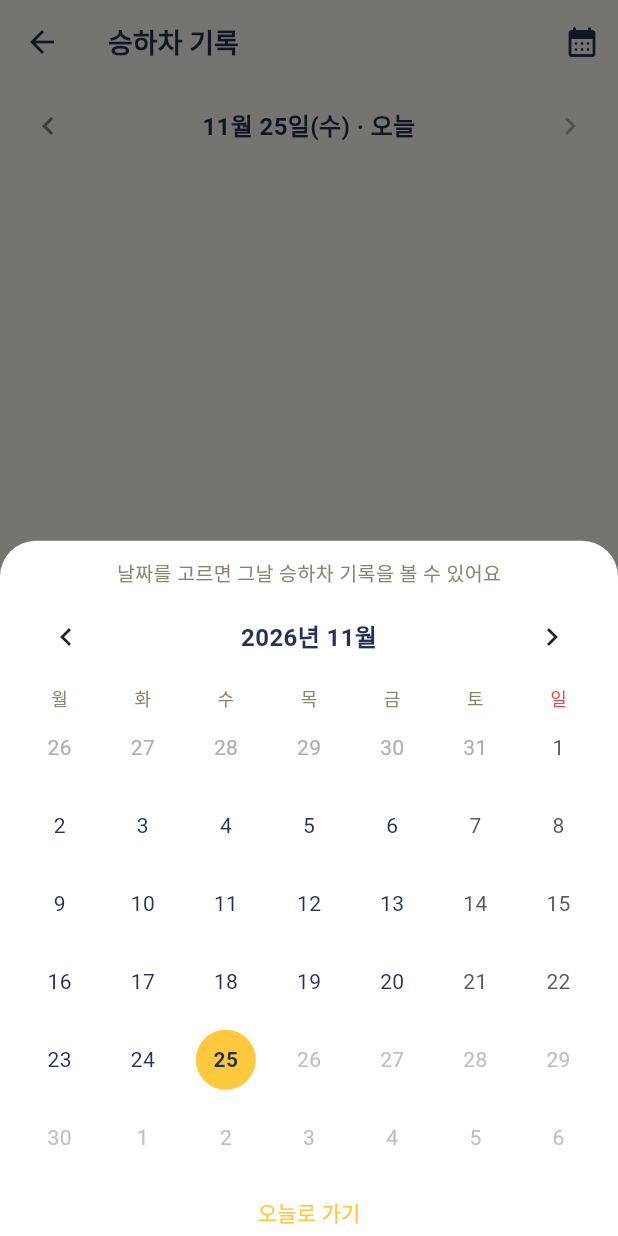
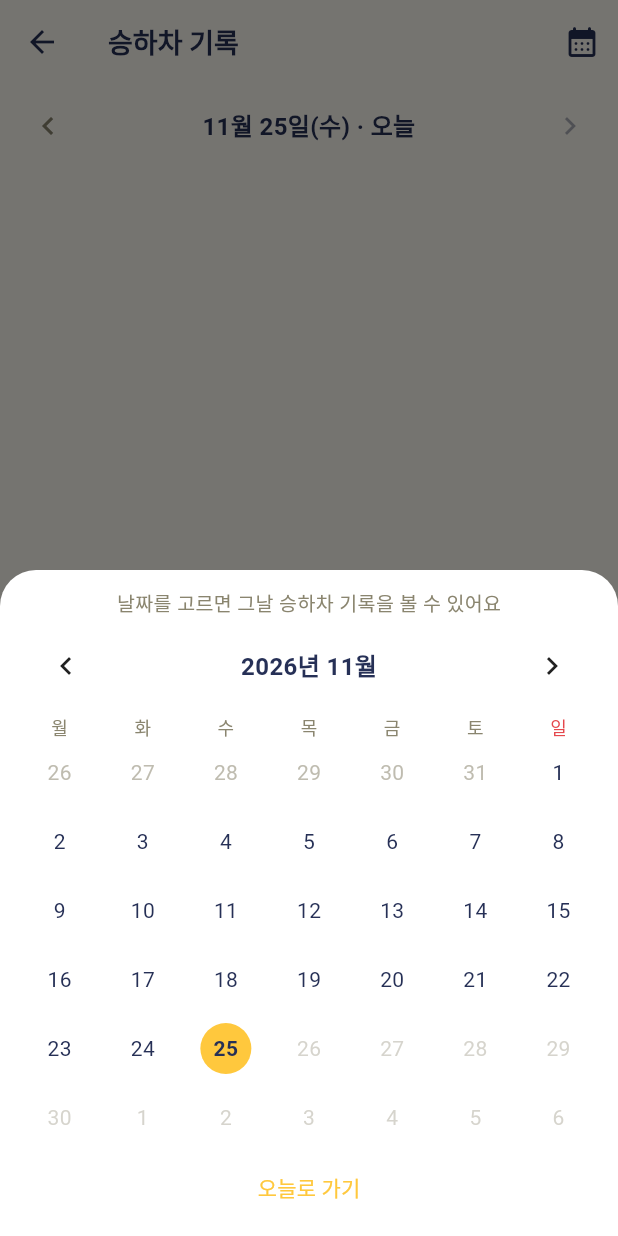
Before and after one commit to hjiwoong/final_project_app, a Flutter app: the ParentTripAttendanceScreen screen opened directly, after a tap on the "calendar month" icon, on a phone screen of 412 x 824 dp. Run offline on Flutter 3.47's test engine with Material 3 defaults, Android fonts, the phone set to English and light mode, and no system bars; drawn by our look-alikes of table_calendar; our stand-ins replace dio, file_picker, firebase_auth, firebase_core, firebase_messaging, flutter_secure_storage and 6 more; missing offline and left inert: flutter_naver_map, syncfusion_flutter_pdfviewer; accounts and stored records are empty; network calls fail.

Commit message:
fix: 다크모드 미적용 화면 수정, 승하차·출결 달력 표시 오류 수정
- 다크모드: 홈, 알림, 승하차 기록, 출결, AI 채팅, 결석 신청 시트, 하단 탭바가
  라이트 전용 상수(AppColors.background/surface/border/textPrimary/
  textSecondary/info)를 직접 써서 테마를 바꿔도 밝게 그려지던 문제.
  AppPalette(light/dark) + context.appColors 를 추가해 테마 연동 색으로 교체.
  노란 primary 위 글자는 AppColors.onPrimary(남색)로 고정. 라이트 모드 색은 동일.
- 승하차 기록 달력: 바텀시트 기본 높이 제한(화면의 9/16) 때문에 6주짜리 달에서
  아래가 잘리고 overflow 경고가 뜨던 문제. isScrollControlled + 스크롤,
  sixWeekMonthsEnforced 적용, 날짜 글자색 다크모드 대응.
- 출석·결석 관리 달력: 처음 보는 달을 불러오는 동안 달력을 로딩 표시로 바꿔
  화면이 줄었다 늘어나던 문제. 달력은 유지하고 얇은 진행 막대/오류 줄만 표시.
  로딩·오류 상태를 달별로 추적해 빠르게 넘길 때 이전 달 응답이 현재 달 표시를
  덮어쓰지 않게 하고, 항상 6줄로 그려 아래 내용이 오르내리지 않게 함.

Co-Authored-By: Claude Opus 5.5 <noreply@anthropic.com>
Claude-Session: https://claude.ai/code/session_01DMy1sjUoPQ73Y1vEnHW9t3

```diff
--- a/lib/features/parent/parent_trip_screens.dart
+++ b/lib/features/parent/parent_trip_screens.dart
@@ -83,21 +83,25 @@ class _ParentTripAttendanceScreenState
     var focused = _date;
     final picked = await showModalBottomSheet<DateTime>(
       context: context,
-      backgroundColor: AppColors.surface,
+      // 기본 바텀시트는 화면 높이의 9/16까지만 커진다. 6주짜리 달(예: 2026년 8월)은
+      // 달력이 한 줄 더 길어져 아래가 잘리거나 overflow 경고가 떠서, 높이 제한을 풀고
+      // 그래도 작은 화면에서 넘치면 스크롤되게 한다.
+      isScrollControlled: true,
+      backgroundColor: context.appColors.surface,
       shape: const RoundedRectangleBorder(
         borderRadius: BorderRadius.vertical(top: Radius.circular(24)),
       ),
       builder: (context) => StatefulBuilder(
         builder: (context, setSheet) => SafeArea(
-          child: Padding(
+          child: SingleChildScrollView(
             padding: const EdgeInsets.fromLTRB(12, 12, 12, 8),
             child: Column(
               mainAxisSize: MainAxisSize.min,
               children: [
-                const Text(
+                Text(
                   '날짜를 고르면 그날 승하차 기록을 볼 수 있어요',
                   style: TextStyle(
-                    color: AppColors.textSecondary,
+                    color: context.appColors.textSecondary,
                     fontSize: 13,
                   ),
                 ),
@@ -108,6 +112,9 @@ class _ParentTripAttendanceScreenState
                   currentDay: today,
                   startingDayOfWeek: StartingDayOfWeek.monday,
                   calendarFormat: CalendarFormat.month,
+                  // 달마다 4~6주로 줄 수가 달라 시트 높이가 들쭉날쭉하지 않게 항상 6줄로 그린다.
+                  sixWeekMonthsEnforced: true,
+                  rowHeight: 46,
                   availableGestures: AvailableGestures.horizontalSwipe,
                   selectedDayPredicate: (day) => DateUtils.isSameDay(day, _date),
                   onDaySelected: (selected, _) =>
@@ -121,8 +128,8 @@ class _ParentTripAttendanceScreenState
                     headerTitleBuilder: (context, day) => Center(
                       child: Text(
                         '${day.year}년 ${day.month}월',
-                        style: const TextStyle(
-                          color: AppColors.textPrimary,
+                        style: TextStyle(
+                          color: context.appColors.textPrimary,
                           fontSize: 16,
                           fontWeight: FontWeight.w600,
                         ),
@@ -134,19 +141,35 @@ class _ParentTripAttendanceScreenState
                         style: TextStyle(
                           color: day.weekday == DateTime.sunday
                               ? AppColors.danger
-                              : AppColors.textSecondary,
+                              : context.appColors.textSecondary,
                           fontSize: 12,
                         ),
                       ),
                     ),
                   ),
                   calendarStyle: CalendarStyle(
+                    defaultTextStyle: TextStyle(
+                      color: context.appColors.textPrimary,
+                    ),
+                    weekendTextStyle: TextStyle(
+                      color: context.appColors.textPrimary,
+                    ),
+                    outsideTextStyle: TextStyle(
+                      color: context.appColors.textSecondary.withValues(
+                        alpha: 0.55,
+                      ),
+                    ),
+                    disabledTextStyle: TextStyle(
+                      color: context.appColors.textSecondary.withValues(
+                        alpha: 0.35,
+                      ),
+                    ),
                     todayDecoration: BoxDecoration(
                       color: AppColors.primary.withValues(alpha: 0.35),
                       shape: BoxShape.circle,
                     ),
-                    todayTextStyle: const TextStyle(
-                      color: AppColors.textPrimary,
+                    todayTextStyle: TextStyle(
+                      color: context.appColors.textPrimary,
                       fontWeight: FontWeight.bold,
                     ),
                     selectedDecoration: const BoxDecoration(
@@ -154,7 +177,7 @@ class _ParentTripAttendanceScreenState
                       shape: BoxShape.circle,
                     ),
                     selectedTextStyle: const TextStyle(
-                      color: AppColors.textPrimary,
+                      color: AppColors.onPrimary,
                       fontWeight: FontWeight.bold,
                     ),
                   ),
@@ -230,12 +253,12 @@ class _ParentTripAttendanceScreenState
         decoration: BoxDecoration(
           color: done
               ? AppColors.success.withValues(alpha: 0.10)
-              : AppColors.background,
+              : context.appColors.background,
           borderRadius: BorderRadius.circular(12),
           border: Border.all(
             color: done
                 ? AppColors.success.withValues(alpha: 0.35)
-                : AppColors.border,
+                : context.appColors.border,
           ),
         ),
         child: Row(
@@ -243,13 +266,13 @@ class _ParentTripAttendanceScreenState
             Icon(
               icon,
               size: 16,
-              color: done ? AppColors.success : AppColors.textSecondary,
+              color: done ? AppColors.success : context.appColors.textSecondary,
             ),
             const SizedBox(width: 4),
             Text(
               label,
-              style: const TextStyle(
-                color: AppColors.textSecondary,
+              style: TextStyle(
+                color: context.appColors.textSecondary,
                 fontSize: 12,
               ),
             ),
@@ -257,7 +280,7 @@ class _ParentTripAttendanceScreenState
             Text(
               done ? _time(time) : '--:--',
               style: TextStyle(
-                color: done ? AppColors.textPrimary : AppColors.textSecondary,
+                color: done ? context.appColors.textPrimary : context.appColors.textSecondary,
                 fontSize: 15,
                 fontWeight: FontWeight.bold,
               ),
@@ -281,11 +304,11 @@ class _ParentTripAttendanceScreenState
         child.tripId == null;
     return Card(
       elevation: 0,
-      color: AppColors.surface,
+      color: context.appColors.surface,
       margin: const EdgeInsets.only(bottom: 10),
       shape: RoundedRectangleBorder(
         borderRadius: BorderRadius.circular(16),
-        side: const BorderSide(color: AppColors.border),
+        side: BorderSide(color: context.appColors.border),
       ),
       child: Padding(
         padding: const EdgeInsets.all(14),
@@ -303,8 +326,8 @@ class _ParentTripAttendanceScreenState
                     ].join(' · '),
                     maxLines: 1,
                     overflow: TextOverflow.ellipsis,
-                    style: const TextStyle(
-                      color: AppColors.textPrimary,
+                    style: TextStyle(
+                      color: context.appColors.textPrimary,
                       fontSize: 15,
                       fontWeight: FontWeight.bold,
                     ),
@@ -333,20 +356,20 @@ class _ParentTripAttendanceScreenState
                 style: TextStyle(color: AppColors.danger, fontSize: 13),
               )
             else if (noTrip)
-              const Text(
+              Text(
                 '이 날은 운행 기록이 없어요',
-                style: TextStyle(color: AppColors.textSecondary, fontSize: 13),
+                style: TextStyle(color: context.appColors.textSecondary, fontSize: 13),
               )
             else
               Row(
                 children: [
                   _timeBox('승차', child.boardingConfirmedAt, Icons.login_rounded),
-                  const Padding(
+                  Padding(
                     padding: EdgeInsets.symmetric(horizontal: 6),
                     child: Icon(
                       Icons.arrow_forward_rounded,
                       size: 16,
-                      color: AppColors.textSecondary,
+                      color: context.appColors.textSecondary,
                     ),
                   ),
                   _timeBox('하차', child.alightingConfirmedAt, Icons.logout_rounded),
@@ -393,8 +416,8 @@ class _ParentTripAttendanceScreenState
                       child: Text(
                         _dateTitle,
                         textAlign: TextAlign.center,
-                        style: const TextStyle(
-                          color: AppColors.textPrimary,
+                        style: TextStyle(
+                          color: context.appColors.textPrimary,
                           fontSize: 16,
                           fontWeight: FontWeight.bold,
                         ),
--- a/lib/theme/app_colors.dart
+++ b/lib/theme/app_colors.dart
@@ -1,5 +1,11 @@
 import 'package:flutter/material.dart';
 
+/// 브랜드 고정 색상.
+///
+/// 주의: background / surface / border / textPrimary / textSecondary / info /
+/// splashBg 는 **라이트 모드 전용 값**이다. 화면 위젯에서는 이 상수 대신
+/// `context.appColors.xxx` 를 써야 다크모드에서도 올바른 색이 나온다.
+/// (primary / primaryDark / accent / danger / success 같은 강조색은 그대로 써도 된다.)
 class AppColors {
   static const primary = Color(0xFFFFC83D);
   static const primaryDark = Color(0xFFE3A526);
@@ -13,4 +19,61 @@ class AppColors {
   static const info = Color(0xFFD3EBFF);
   static const danger = Color(0xFFE5484D);
   static const success = Color(0xFF2E9E5B);
+
+  /// 노란 primary 배경 위에 올라가는 글자·아이콘 색. 라이트/다크 모두 남색 유지.
+  static const onPrimary = textPrimary;
+
+  /// 현재 테마(라이트/다크)에 맞는 중립 색상 묶음.
+  /// Theme.of 를 거치므로 테마가 바뀌면 해당 위젯이 다시 그려진다.
+  static AppPalette of(BuildContext context) =>
+      Theme.of(context).brightness == Brightness.dark
+      ? AppPalette.dark
+      : AppPalette.light;
 }
+
+/// 라이트/다크 모드별 중립 색상.
+class AppPalette {
+  const AppPalette({
+    required this.background,
+    required this.surface,
+    required this.splashBg,
+    required this.border,
+    required this.textPrimary,
+    required this.textSecondary,
+    required this.info,
+  });
+
+  final Color background;
+  final Color surface;
+  final Color splashBg;
+  final Color border;
+  final Color textPrimary;
+  final Color textSecondary;
+  final Color info;
+
+  static const light = AppPalette(
+    background: AppColors.background,
+    surface: AppColors.surface,
+    splashBg: AppColors.splashBg,
+    border: AppColors.border,
+    textPrimary: AppColors.textPrimary,
+    textSecondary: AppColors.textSecondary,
+    info: AppColors.info,
+  );
+
+  // lib/theme/app_theme.dart 의 다크 테마 값과 맞춘다.
+  static const dark = AppPalette(
+    background: Color(0xFF000000),
+    surface: Color(0xFF121212),
+    splashBg: Color(0xFF1E1E1E),
+    border: Color(0xFF333333),
+    textPrimary: Color(0xFFFFFFFF),
+    textSecondary: Color(0xFFBDBDBD),
+    info: Color(0xFF1E3A5F),
+  );
+}
+
+extension AppColorsContext on BuildContext {
+  /// 현재 테마에 맞는 중립 색상. 예: `context.appColors.textPrimary`
+  AppPalette get appColors => AppColors.of(this);
+}
```
Also changed, not shown: lib/features/parent/alert_chat_screen.dart (+27 -24 lines), lib/features/parent/notification_list_screen.dart (+24 -24 lines), lib/features/parent/parent_attendance_screen.dart (+140 -111 lines), lib/features/parent/parent_home_screen.dart (+74 -72 lines), lib/features/parent/widgets/absence_request_sheet.dart (+22 -18 lines), lib/widgets/app_bottom_navigation_bar.dart (+7 -7 lines).
